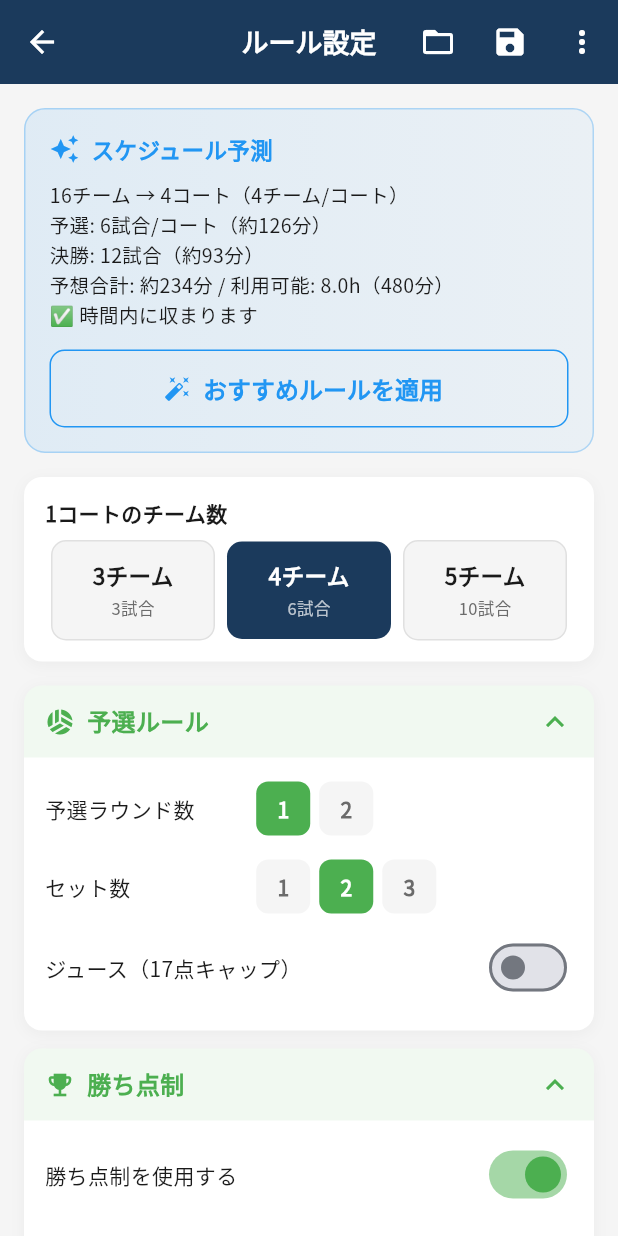
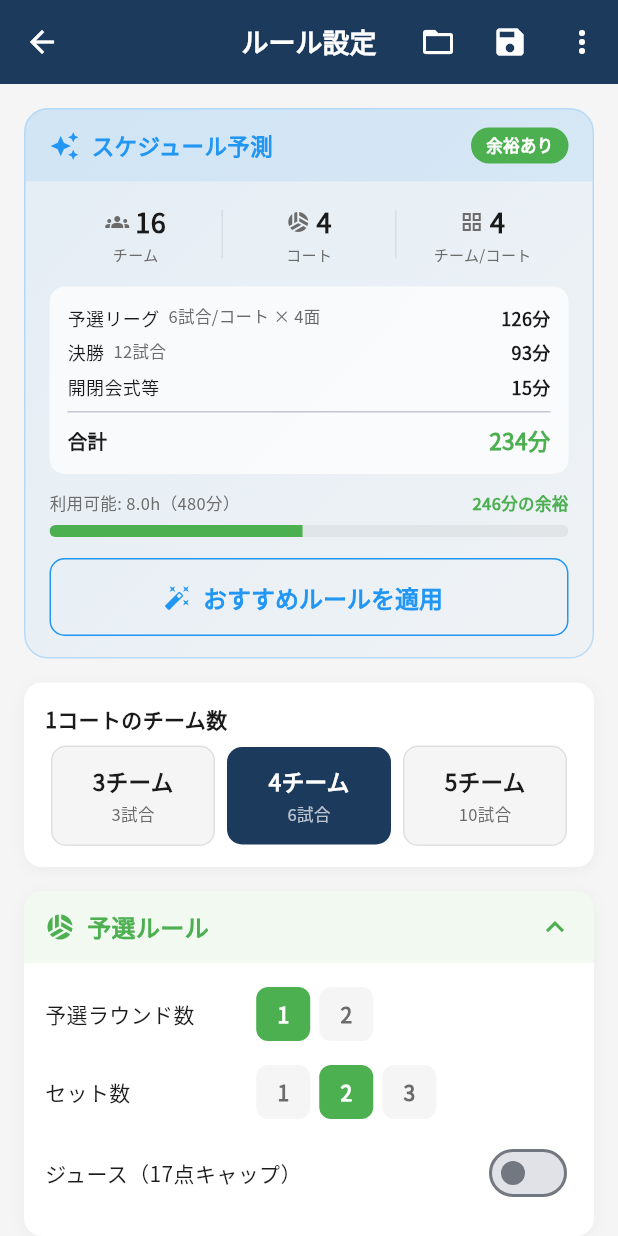
Before and after one commit to sofvo-dev/sofvo, a Flutter app: the TournamentRulesScreen screen opened directly, on a phone screen of 412 x 824 dp. Run offline on Flutter 3.47's test engine with Material 3 defaults, Android fonts, the phone set to English and light mode, and no system bars; our stand-ins replace cached_network_image, cloud_firestore, file_picker, firebase_auth, firebase_core, firebase_messaging and 10 more; missing offline and left inert: dart:js_interop, mobile_scanner; accounts and stored records are empty; network calls fail.

Commit message:
スケジュール予測UIをビジュアルウィジェットに改善
- テキストべた書きから構造化されたカードUIに変更
- チーム数・コート数・チーム/コートを数値タイル表示
- 時間内訳を予選・決勝・昼休憩・開閉会式の行で明細表示
- プログレスバーで利用可能時間に対する使用率を視覚化
- 余裕/超過の時間差をバッジとテキストで明示
- 合計時間をOK/超過に応じた色分けで表示

https://claude.ai/code/session_01NdXNSNEhWCRPmtaSJSELhX

```diff
--- a/lib/screens/tournament/tournament_rules_screen.dart
+++ b/lib/screens/tournament/tournament_rules_screen.dart
@@ -207,9 +207,12 @@ class _TournamentRulesScreenState extends State<TournamentRulesScreen> {
       'totalTeams': totalTeams,
       'actualTeamsPerCourt': actualTeamsPerCourt,
       'matchesPerCourt': matchesPerCourt * _prelimRounds,
+      'totalMatches': matchesPerCourt * _prelimRounds * courts,
       'prelimMinutes': totalPrelimTime,
       'finalMatches': finalMatches,
       'finalMinutes': totalFinalTime,
+      'lunchMinutes': lunchMin,
+      'overheadMinutes': overheadMin,
       'totalMinutes': totalMinutes,
       'availableMinutes': availableMinutes,
       'fits': fits,
@@ -224,18 +227,152 @@ class _TournamentRulesScreenState extends State<TournamentRulesScreen> {
     } catch (_) { return null; }
   }
 
-  String _suggestRuleText() {
-    final s = _calcSuggestion();
+  Widget _buildSchedulePredictionCard(Map<String, dynamic> s, bool fits) {
+    final courts = s['courts'] as int;
+    final totalTeams = s['totalTeams'] as int;
+    final teamsPerCourt = s['actualTeamsPerCourt'] as int;
+    final matchesPerCourt = s['matchesPerCourt'] as int;
+    final totalMatches = s['totalMatches'] as int;
+    final prelimMin = s['prelimMinutes'] as int;
+    final finalMatches = s['finalMatches'] as int;
+    final finalMin = s['finalMinutes'] as int;
+    final lunchMin = s['lunchMinutes'] as int;
+    final overheadMin = s['overheadMinutes'] as int;
+    final totalMin = s['totalMinutes'] as int;
+    final availableMin = s['availableMinutes'] as int;
     final hours = (s['hours'] as double).toStringAsFixed(1);
-    final teamLine = '${s['totalTeams']}チーム → ${s['courts']}コート（${s['actualTeamsPerCourt']}チーム/コート）';
-    final prelimLine = '予選: ${s['matchesPerCourt']}試合/コート（約${s['prelimMinutes']}分）';
-    final finalLine = _hasFinal ? '\n決勝: ${s['finalMatches']}試合（約${s['finalMinutes']}分）' : '';
-    final timeLine = '予想合計: 約${s['totalMinutes']}分 / 利用可能: ${hours}h（${s['availableMinutes']}分）';
-    if (s['fits'] == true) {
-      return '$teamLine\n$prelimLine$finalLine\n$timeLine\n✅ 時間内に収まります';
-    } else {
-      return '$teamLine\n$prelimLine$finalLine\n$timeLine\n⚠️ 時間超過の可能性あり → セット数を減らすか昼休憩を短縮';
-    }
+    final progressRatio = availableMin > 0 ? (totalMin / availableMin).clamp(0.0, 1.5) : 0.0;
+
+    return Container(
+      width: double.infinity,
+      decoration: BoxDecoration(
+        gradient: LinearGradient(
+          begin: Alignment.topLeft, end: Alignment.bottomRight,
+          colors: [_suggestColor.withValues(alpha: 0.08), _suggestColor.withValues(alpha: 0.03)],
+        ),
+        borderRadius: BorderRadius.circular(16),
+        border: Border.all(color: _suggestColor.withValues(alpha: 0.25)),
+      ),
+      child: Column(crossAxisAlignment: CrossAxisAlignment.start, children: [
+        // Header
+        Container(
+          padding: const EdgeInsets.symmetric(horizontal: 16, vertical: 12),
+          decoration: BoxDecoration(
+            color: _suggestColor.withValues(alpha: 0.1),
+            borderRadius: const BorderRadius.only(topLeft: Radius.circular(15), topRight: Radius.circular(15)),
+          ),
+          child: Row(children: [
+            Icon(Icons.auto_awesome, color: _suggestColor, size: 20),
+            const SizedBox(width: 8),
+            Text('スケジュール予測', style: TextStyle(fontSize: 15, fontWeight: FontWeight.bold, color: _suggestColor)),
+            const Spacer(),
+            Container(
+              padding: const EdgeInsets.symmetric(horizontal: 10, vertical: 4),
+              decoration: BoxDecoration(
+                color: fits ? const Color(0xFF4CAF50) : const Color(0xFFFF9800),
+                borderRadius: BorderRadius.circular(12),
+              ),
+              child: Text(fits ? '余裕あり' : '時間超過', style: const TextStyle(color: Colors.white, fontSize: 11, fontWeight: FontWeight.bold)),
+            ),
+          ]),
+        ),
+
+        Padding(padding: const EdgeInsets.fromLTRB(16, 14, 16, 0), child: Column(crossAxisAlignment: CrossAxisAlignment.start, children: [
+
+          // Team / Court summary row
+          Row(children: [
+            Expanded(child: _predictionTile(Icons.groups, '$totalTeams', 'チーム')),
+            Container(width: 1, height: 32, color: Colors.grey.withValues(alpha: 0.2)),
+            Expanded(child: _predictionTile(Icons.sports_volleyball, '$courts', 'コート')),
+            Container(width: 1, height: 32, color: Colors.grey.withValues(alpha: 0.2)),
+            Expanded(child: _predictionTile(Icons.grid_view, '$teamsPerCourt', 'チーム/コート')),
+          ]),
+          const SizedBox(height: 14),
+
+          // Time breakdown
+          Container(
+            padding: const EdgeInsets.all(12),
+            decoration: BoxDecoration(color: Colors.white.withValues(alpha: 0.7), borderRadius: BorderRadius.circular(10)),
+            child: Column(children: [
+              _timeBreakdownRow('予選リーグ', '$matchesPerCourt試合/コート × $courts面', '${prelimMin}分'),
+              if (_hasFinal) ...[
+                const SizedBox(height: 6),
+                _timeBreakdownRow('決勝', '$finalMatches試合', '${finalMin}分'),
+              ],
+              if (lunchMin > 0) ...[
+                const SizedBox(height: 6),
+                _timeBreakdownRow('昼休憩', '', '${lunchMin}分'),
+              ],
+              const SizedBox(height: 6),
+              _timeBreakdownRow('開閉会式等', '', '${overheadMin}分'),
+              const Padding(padding: EdgeInsets.symmetric(vertical: 8), child: Divider(height: 1)),
+              Row(children: [
+                const Text('合計', style: TextStyle(fontSize: 13, fontWeight: FontWeight.bold)),
+                const Spacer(),
+                Text('${totalMin}分', style: TextStyle(fontSize: 15, fontWeight: FontWeight.bold, color: fits ? const Color(0xFF4CAF50) : const Color(0xFFFF9800))),
+              ]),
+            ]),
+          ),
+          const SizedBox(height: 12),
+
+          // Progress bar
+          Column(crossAxisAlignment: CrossAxisAlignment.start, children: [
+            Row(children: [
+              Text('利用可能: ${hours}h（${availableMin}分）', style: TextStyle(fontSize: 11, color: AppTheme.textSecondary)),
+              const Spacer(),
+              Text(
+                fits ? '${availableMin - totalMin}分の余裕' : '${totalMin - availableMin}分オーバー',
+                style: TextStyle(fontSize: 11, fontWeight: FontWeight.bold, color: fits ? const Color(0xFF4CAF50) : const Color(0xFFFF9800)),
+              ),
+            ]),
+            const SizedBox(height: 6),
+            ClipRRect(
+              borderRadius: BorderRadius.circular(4),
+              child: LinearProgressIndicator(
+                value: progressRatio.toDouble(),
+                minHeight: 8,
+                backgroundColor: Colors.grey.withValues(alpha: 0.15),
+                valueColor: AlwaysStoppedAnimation(fits ? const Color(0xFF4CAF50) : const Color(0xFFFF9800)),
+              ),
+            ),
+          ]),
+          const SizedBox(height: 14),
+
+          // Apply button
+          SizedBox(width: double.infinity, child: OutlinedButton.icon(
+            onPressed: _applyAutoSuggestion,
+            icon: Icon(Icons.auto_fix_high, size: 18, color: _suggestColor),
+            label: Text('おすすめルールを適用', style: TextStyle(color: _suggestColor, fontWeight: FontWeight.w600)),
+            style: OutlinedButton.styleFrom(side: BorderSide(color: _suggestColor), shape: RoundedRectangleBorder(borderRadius: BorderRadius.circular(10))),
+          )),
+          const SizedBox(height: 14),
+        ])),
+      ]),
+    );
+  }
+
+  Widget _predictionTile(IconData icon, String value, String label) {
+    return Column(mainAxisSize: MainAxisSize.min, children: [
+      Row(mainAxisAlignment: MainAxisAlignment.center, mainAxisSize: MainAxisSize.min, children: [
+        Icon(icon, size: 16, color: AppTheme.textSecondary),
+        const SizedBox(width: 4),
+        Text(value, style: const TextStyle(fontSize: 18, fontWeight: FontWeight.bold)),
+      ]),
+      const SizedBox(height: 2),
+      Text(label, style: TextStyle(fontSize: 10, color: AppTheme.textSecondary)),
+    ]);
+  }
+
+  Widget _timeBreakdownRow(String label, String detail, String time) {
+    return Row(children: [
+      Text(label, style: const TextStyle(fontSize: 12, fontWeight: FontWeight.w500)),
+      if (detail.isNotEmpty) ...[
+        const SizedBox(width: 6),
+        Text(detail, style: TextStyle(fontSize: 11, color: AppTheme.textSecondary)),
+      ],
+      const Spacer(),
+      Text(time, style: const TextStyle(fontSize: 12, fontWeight: FontWeight.w600)),
+    ]);
   }
 
   void _applyAutoSuggestion() {
@@ -331,7 +468,6 @@ class _TournamentRulesScreenState extends State<TournamentRulesScreen> {
 
   @override
   Widget build(BuildContext context) {
-    final suggestion = _suggestRuleText();
     final calc = _calcSuggestion();
     final fits = calc['fits'] as bool;
 
@@ -362,31 +498,7 @@ class _TournamentRulesScreenState extends State<TournamentRulesScreen> {
         child: Column(crossAxisAlignment: CrossAxisAlignment.start, children: [
 
           // ── Auto Suggest Card ──
-          Container(
-            width: double.infinity,
-            padding: const EdgeInsets.all(16),
-            decoration: BoxDecoration(
-              gradient: LinearGradient(colors: [_suggestColor.withValues(alpha:0.1), _suggestColor.withValues(alpha:0.05)]),
-              borderRadius: BorderRadius.circular(14),
-              border: Border.all(color: _suggestColor.withValues(alpha:0.3)),
-            ),
-            child: Column(crossAxisAlignment: CrossAxisAlignment.start, children: [
-              Row(children: [
-                Icon(Icons.auto_awesome, color: _suggestColor, size: 20),
-                const SizedBox(width: 8),
-                Text('スケジュール予測', style: TextStyle(fontSize: 15, fontWeight: FontWeight.bold, color: _suggestColor)),
-              ]),
-              const SizedBox(height: 10),
-              Text(suggestion, style: TextStyle(fontSize: 13, color: fits ? AppTheme.textPrimary : Colors.orange[800], height: 1.5)),
-              const SizedBox(height: 12),
-              SizedBox(width: double.infinity, child: OutlinedButton.icon(
-                onPressed: _applyAutoSuggestion,
-                icon: Icon(Icons.auto_fix_high, size: 18, color: _suggestColor),
-                label: Text('おすすめルールを適用', style: TextStyle(color: _suggestColor, fontWeight: FontWeight.w600)),
-                style: OutlinedButton.styleFrom(side: BorderSide(color: _suggestColor), shape: RoundedRectangleBorder(borderRadius: BorderRadius.circular(10))),
-              )),
-            ]),
-          ),
+          _buildSchedulePredictionCard(calc, fits),
           const SizedBox(height: 16),
 
           // ── Teams per court ──
```
